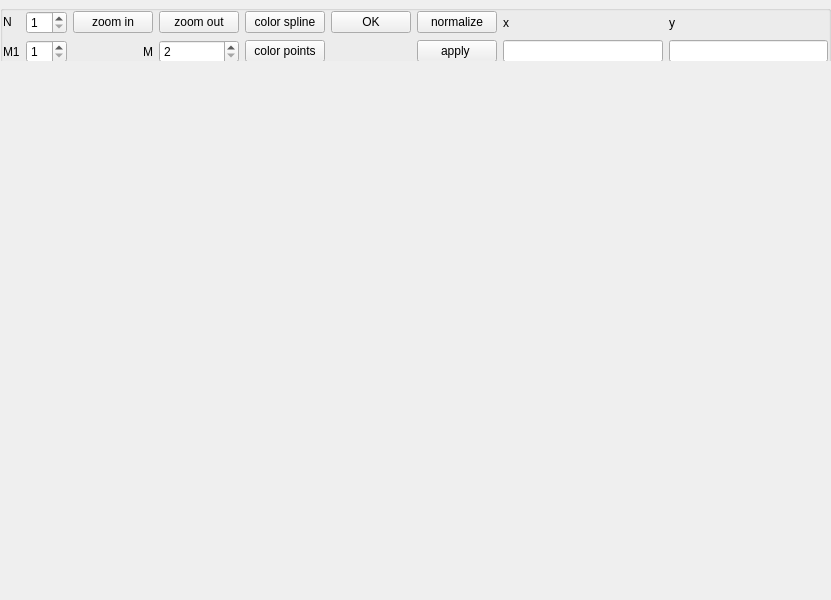
Before: the Qt Designer form bsplinewindow.ui in pipichinka/WireFrame, drawn with Qt 5.
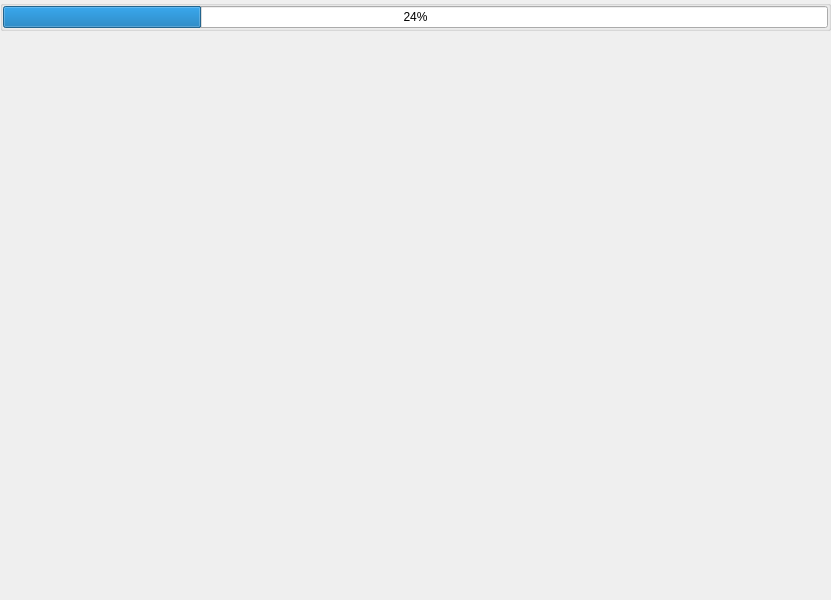
After: the same form once the commit is applied. Icons and pictures are not drawn.

The edit to the form file:
```diff
--- a/bsplinewindow.ui
+++ b/bsplinewindow.ui
@@ -64,7 +64,7 @@
     <item>
      <widget class="QGroupBox" name="groupBox">
       <property name="sizePolicy">
-       <sizepolicy hsizetype="Fixed" vsizetype="Fixed">
+       <sizepolicy hsizetype="Preferred" vsizetype="Fixed">
         <horstretch>0</horstretch>
         <verstretch>0</verstretch>
        </sizepolicy>
@@ -88,144 +88,13 @@
        <property name="bottomMargin">
         <number>0</number>
        </property>
-       <item row="0" column="7">
-        <widget class="QLabel" name="label_4">
-         <property name="text">
-          <string>x</string>
-         </property>
-        </widget>
-       </item>
-       <item row="1" column="0">
-        <widget class="QLabel" name="label_2">
-         <property name="text">
-          <string>M1</string>
-         </property>
-        </widget>
-       </item>
-       <item row="0" column="4">
-        <widget class="QPushButton" name="colorSplineButton">
-         <property name="text">
-          <string>color spline</string>
-         </property>
-        </widget>
-       </item>
-       <item row="0" column="5">
-        <widget class="QPushButton" name="okButton">
-         <property name="text">
-          <string>OK</string>
-         </property>
-        </widget>
-       </item>
-       <item row="0" column="3">
-        <widget class="QPushButton" name="zoomOutButton">
-         <property name="text">
-          <string>zoom out</string>
-         </property>
-        </widget>
-       </item>
-       <item row="0" column="1">
-        <widget class="QSpinBox" name="spinBoxN">
-         <property name="sizePolicy">
-          <sizepolicy hsizetype="Fixed" vsizetype="Fixed">
-           <horstretch>0</horstretch>
-           <verstretch>0</verstretch>
-          </sizepolicy>
-         </property>
-         <property name="minimum">
-          <number>1</number>
-         </property>
-         <property name="maximum">
-          <number>20</number>
-         </property>
-        </widget>
-       </item>
-       <item row="1" column="3">
-        <widget class="QSpinBox" name="spinBoxM">
-         <property name="minimum">
-          <number>2</number>
-         </property>
-         <property name="maximum">
-          <number>20</number>
-         </property>
-        </widget>
-       </item>
        <item row="0" column="0">
-        <widget class="QLabel" name="label">
-         <property name="sizePolicy">
-          <sizepolicy hsizetype="Fixed" vsizetype="Fixed">
-           <horstretch>0</horstretch>
-           <verstretch>0</verstretch>
-          </sizepolicy>
+        <widget class="QProgressBar" name="progressBar">
+         <property name="value">
+          <number>24</number>
          </property>
-         <property name="text">
-          <string>N</string>
-         </property>
         </widget>
        </item>
-       <item row="1" column="2">
-        <widget class="QLabel" name="label_3">
-         <property name="layoutDirection">
-          <enum>Qt::LeftToRight</enum>
-         </property>
-         <property name="text">
-          <string>M</string>
-         </property>
-         <property name="alignment">
-          <set>Qt::AlignRight|Qt::AlignTrailing|Qt::AlignVCenter</set>
-         </property>
-        </widget>
-       </item>
-       <item row="0" column="6">
-        <widget class="QPushButton" name="normalizeButton">
-         <property name="text">
-          <string>normalize</string>
-         </property>
-        </widget>
-       </item>
-       <item row="1" column="6">
-        <widget class="QPushButton" name="changeXYButton">
-         <property name="text">
-          <string>apply </string>
-         </property>
-        </widget>
-       </item>
-       <item row="1" column="1">
-        <widget class="QSpinBox" name="spinBoxM1">
-         <property name="minimum">
-          <number>1</number>
-         </property>
-         <property name="maximum">
-          <number>20</number>
-         </property>
-        </widget>
-       </item>
-       <item row="0" column="2">
-        <widget class="QPushButton" name="zoomInButton">
-         <property name="text">
-          <string>zoom in</string>
-         </property>
-        </widget>
-       </item>
-       <item row="1" column="4">
-        <widget class="QPushButton" name="colorPointsButton">
-         <property name="text">
-          <string>color points</string>
-         </property>
-        </widget>
-       </item>
-       <item row="0" column="8">
-        <widget class="QLabel" name="label_5">
-         <property name="text">
-          <string>y</string>
-         </property>
-        </widget>
-       </item>
-       <item row="1" column="7">
-        <widget class="QLineEdit" name="lineEditX"/>
-       </item>
-       <item row="1" column="8">
-        <widget class="QLineEdit" name="lineEditY"/>
-       </item>
       </layout>
      </widget>
     </item>
```
